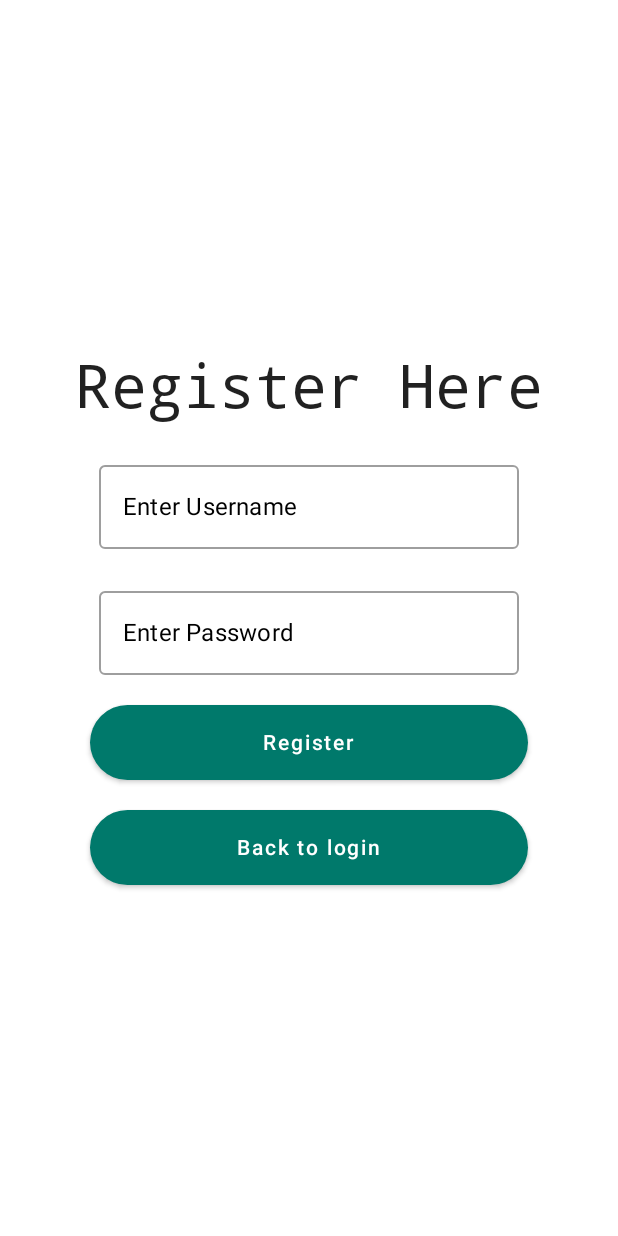
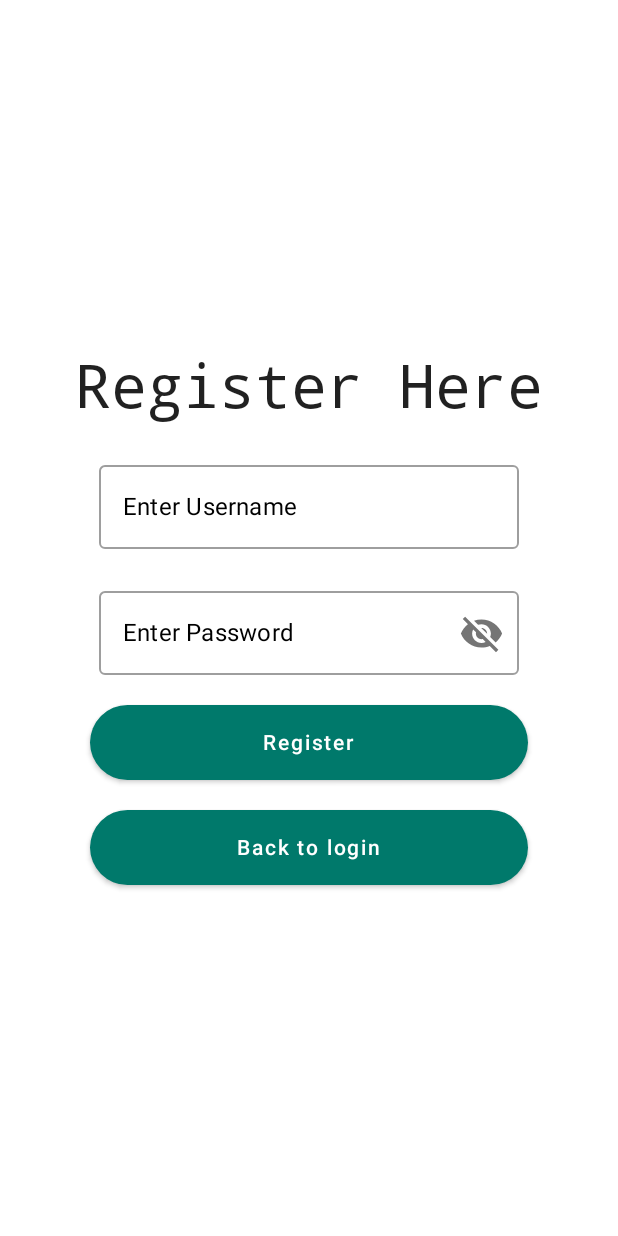
Before and after one commit to Abhi6921/kotlin-news-reader-app, an Android app built with Jetpack Compose: the screen it shows after launch (MainActivity), after a tap on "Register", on a phone screen of 412 x 824 dp. Run offline under Robolectric (Android 15) with nearby library versions, the phone set to English and light mode, and no system bars; our stand-ins replace accompanist, livedata-compose; 3 statements that could not run were skipped.

Commit message:
added visibility icon to toggle password visibility

```diff
--- a/app/build.gradle
+++ b/app/build.gradle
@@ -63,6 +63,8 @@ dependencies {
     debugImplementation "androidx.compose.ui:ui-test-manifest:$compose_ui_version"
     implementation "androidx.compose.runtime:runtime-livedata:$compose_ui_version"
 
+    implementation "androidx.compose.material:material-icons-extended:$compose_ui_version"
+
     implementation "androidx.lifecycle:lifecycle-viewmodel-compose:2.5.1"
 
     implementation 'com.squareup.retrofit2:retrofit:2.9.0'
--- a/app/src/main/java/nl/narvekar/abhishek/student649744/fragments/LoginScreen.kt
+++ b/app/src/main/java/nl/narvekar/abhishek/student649744/fragments/LoginScreen.kt
@@ -6,10 +6,10 @@ import androidx.compose.foundation.layout.*
 import androidx.compose.foundation.shape.RoundedCornerShape
 import androidx.compose.foundation.text.KeyboardOptions
 import androidx.compose.material.*
-import androidx.compose.runtime.Composable
-import androidx.compose.runtime.mutableStateOf
-import androidx.compose.runtime.remember
-import androidx.compose.runtime.rememberCoroutineScope
+import androidx.compose.material.icons.Icons
+import androidx.compose.material.icons.filled.Visibility
+import androidx.compose.material.icons.filled.VisibilityOff
+import androidx.compose.runtime.*
 import androidx.compose.ui.Alignment
 import androidx.compose.ui.Modifier
 import androidx.compose.ui.graphics.Color
@@ -20,6 +20,7 @@ import androidx.compose.ui.text.font.FontFamily
 import androidx.compose.ui.text.input.KeyboardType
 import androidx.compose.ui.text.input.PasswordVisualTransformation
 import androidx.compose.ui.text.input.TextFieldValue
+import androidx.compose.ui.text.input.VisualTransformation
 import androidx.compose.ui.unit.dp
 import androidx.compose.ui.unit.sp
 import androidx.lifecycle.viewmodel.compose.viewModel
@@ -47,6 +48,7 @@ fun LoginScreen(
     ) {
         val username = remember { mutableStateOf(TextFieldValue()) }
         val password = remember { mutableStateOf(TextFieldValue()) }
+        var passwordVisible by remember { mutableStateOf(false) }
 
             Text(
                 text = stringResource(R.string.ui_text_login_title),
@@ -63,7 +65,20 @@ fun LoginScreen(
             OutlinedTextField(
                 label = { Text(text = stringResource(R.string.ui_password_label), color = MaterialTheme.colors.onSurface) },
                 value = password.value,
-                visualTransformation = PasswordVisualTransformation(),
+                visualTransformation = if (passwordVisible) { VisualTransformation.None } else { PasswordVisualTransformation() },
+                trailingIcon = {
+                    val image = if (passwordVisible) {
+                        Icons.Default.Visibility
+                    } else {
+                        Icons.Filled.VisibilityOff
+                    }
+                    val description = if (passwordVisible) "Hide password" else "show password"
+                    IconButton(onClick = { passwordVisible =! passwordVisible }) {
+                        Icon(imageVector = image, contentDescription = description, modifier = Modifier
+                            .size(50.dp)
+                            .padding(top = 10.dp, bottom = 10.dp))
+                    }
+                },
                 keyboardOptions = KeyboardOptions(keyboardType = KeyboardType.Password),
                 textStyle = TextStyle(color = MaterialTheme.colors.onSurface),
                 onValueChange = { password.value = it })
--- a/app/src/main/java/nl/narvekar/abhishek/student649744/fragments/RegisterScreen.kt
+++ b/app/src/main/java/nl/narvekar/abhishek/student649744/fragments/RegisterScreen.kt
@@ -4,16 +4,19 @@ import android.widget.Toast
 import androidx.compose.foundation.layout.*
 import androidx.compose.foundation.shape.RoundedCornerShape
 import androidx.compose.material.*
-import androidx.compose.runtime.Composable
-import androidx.compose.runtime.mutableStateOf
-import androidx.compose.runtime.remember
+import androidx.compose.material.icons.Icons
+import androidx.compose.material.icons.filled.Visibility
+import androidx.compose.material.icons.filled.VisibilityOff
+import androidx.compose.runtime.*
 import androidx.compose.ui.Alignment
 import androidx.compose.ui.Modifier
 import androidx.compose.ui.platform.LocalContext
 import androidx.compose.ui.res.stringResource
 import androidx.compose.ui.text.TextStyle
 import androidx.compose.ui.text.font.FontFamily
+import androidx.compose.ui.text.input.PasswordVisualTransformation
 import androidx.compose.ui.text.input.TextFieldValue
+import androidx.compose.ui.text.input.VisualTransformation
 import androidx.compose.ui.unit.dp
 import androidx.compose.ui.unit.sp
 import androidx.lifecycle.viewmodel.compose.viewModel
@@ -31,7 +34,7 @@ fun RegisterScreen(
     navController: NavController,
     registerViewModel: RegisterViewModel = viewModel()
 ) {
-    //val showDialog = remember { mutableStateOf(false) }
+
     val showDialog = registerViewModel.showMessageOnRegister
     if (showDialog.value) {
         SuccessDialog(setShowDialog = {
@@ -46,6 +49,7 @@ fun RegisterScreen(
         val context = LocalContext.current
         val username = remember { mutableStateOf(TextFieldValue()) }
         val password = remember { mutableStateOf(TextFieldValue()) }
+        var passwordVisible by remember { mutableStateOf(false) }
 
        // val context = LocalContext.current
 
@@ -61,6 +65,20 @@ fun RegisterScreen(
         OutlinedTextField(
             label = { Text(text = stringResource(R.string.ui_password_label), color = MaterialTheme.colors.onSurface) },
             value = password.value,
+            visualTransformation = if (passwordVisible) VisualTransformation.None else PasswordVisualTransformation(),
+            trailingIcon = {
+                val image = if (passwordVisible) {
+                    Icons.Default.Visibility
+                } else {
+                    Icons.Filled.VisibilityOff
+                }
+                val description = if (passwordVisible) "Hide password" else "show password"
+                IconButton(onClick = { passwordVisible =! passwordVisible }) {
+                    Icon(imageVector = image, contentDescription = description, modifier = Modifier
+                        .size(50.dp)
+                        .padding(top = 10.dp, bottom = 10.dp))
+                }
+            },
             onValueChange = { password.value = it }
         )
 
--- a/app/src/main/java/nl/narvekar/abhishek/student649744/viewModel/ArticlePager.kt
+++ b/app/src/main/java/nl/narvekar/abhishek/student649744/viewModel/ArticlePager.kt
@@ -31,7 +31,7 @@ class ArticlePager: PagingSource<Int, Article>() {
     private suspend fun fetch(startkey: Int, loadSize: Int) : Result<ArticleList> {
 
         val authToken = Session.getAuthToken()
-        val response = retrofit.getAllArticles(authToken, loadSize.coerceIn(1, 30))
+        val response = retrofit.getAllArticles(authToken, loadSize)
 
         return when {
             response.isSuccessful -> {
```
